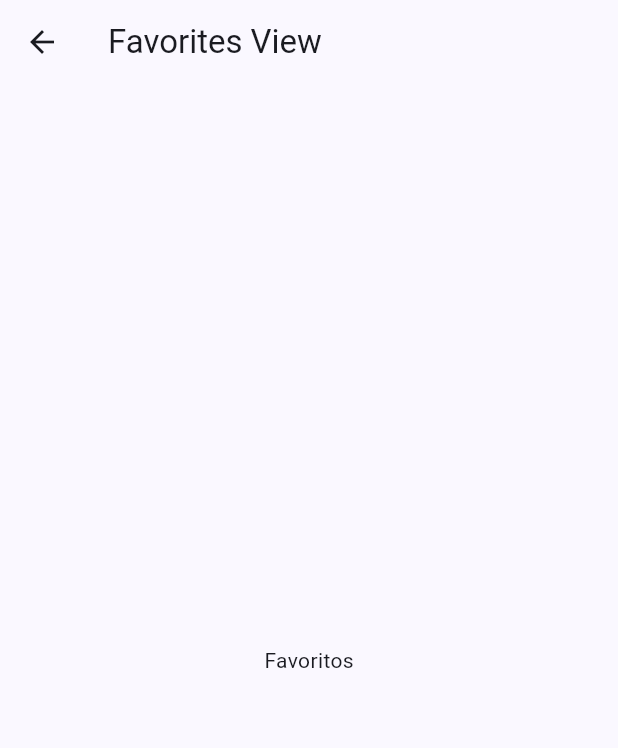
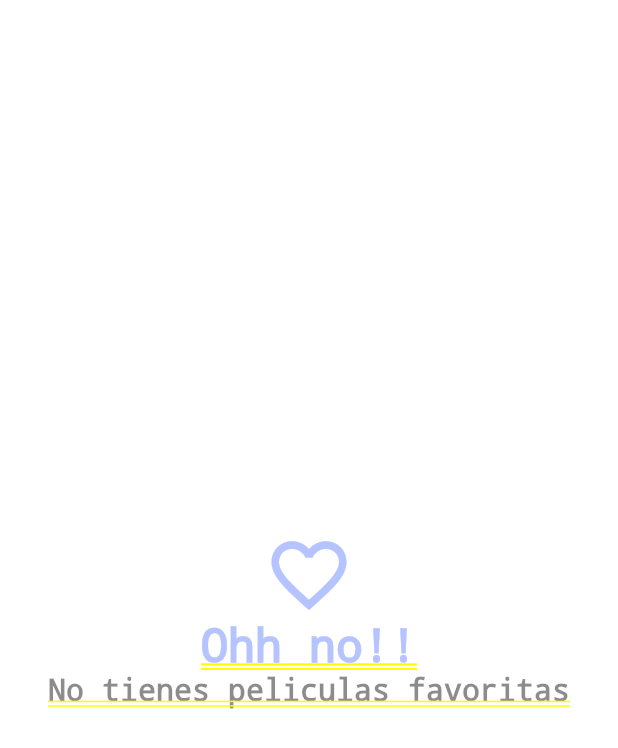
Before and after one commit to GabrielCuccia/movies_app, a Flutter app: the FavoritesView screen opened directly, on a phone screen of 412 x 824 dp. Shown: the top 748 px of the screen. Run offline on Flutter 3.47's test engine with Material 3 defaults, Android fonts, the phone set to English and light mode, and no system bars; our stand-ins replace animate_do, card_swiper, dio, flutter_dotenv, flutter_riverpod, go_router and 1 more; accounts and stored records are empty; generated files the repository leaves out were written again; network calls fail.

Commit message:
AppFinal V1

```diff
--- a/lib/config/theme/app_theme.dart
+++ b/lib/config/theme/app_theme.dart
@@ -1,9 +1,12 @@
 import 'package:flutter/material.dart';
 
 class AppTheme {
+  final isDark;
+
+  AppTheme({this.isDark = false});
 
   ThemeData getTheme() => ThemeData(
-
+    brightness: isDark ? Brightness.dark : Brightness.light,
     useMaterial3: true,
     colorSchemeSeed: const Color(0xff2862f5)
   );
--- a/lib/main.dart
+++ b/lib/main.dart
@@ -3,6 +3,7 @@ import 'package:flutter_riverpod/flutter_riverpod.dart';
 import 'package:movies_app/config/router/app_router.dart';
 import 'package:movies_app/config/theme/app_theme.dart';
 import 'package:flutter_dotenv/flutter_dotenv.dart';
+import 'package:movies_app/presentation/providers/theme/mode_provider.dart';
 
 Future<void> main() async {
 
@@ -11,15 +12,19 @@ Future<void> main() async {
   runApp(ProviderScope(child: const MainApp()));
 }
 
-class MainApp extends StatelessWidget {
+class MainApp extends ConsumerWidget {
   const MainApp({super.key});
 
   @override
-  Widget build(BuildContext context) {
+  Widget build(BuildContext context, ref) {
+    final isDark = ref.watch(isDarkProvider);
+
+
     return MaterialApp.router(
       routerConfig: appRouter,
       debugShowCheckedModeBanner: false,
-      theme: AppTheme().getTheme(),
+
+      theme: AppTheme(isDark: isDark).getTheme(),
     );
   }
 }
--- a/lib/presentation/delegates/search_movie_delegate.dart
+++ b/lib/presentation/delegates/search_movie_delegate.dart
@@ -28,8 +28,10 @@ class SearchMovieDelegate extends SearchDelegate<Movie?> {
 
       final movies = await searchMovies(query);
       initialMovies = movies;
+
       debouncedMovies.add(movies);
       isLoadingStream.add(false);
+
      });
 
   }
--- /dev/null
+++ b/lib/presentation/providers/theme/mode_provider.dart
@@ -0,0 +1,5 @@
+
+
+import 'package:flutter_riverpod/flutter_riverpod.dart';
+
+final isDarkProvider = StateProvider((ref) => true);
--- a/lib/presentation/screens/movies/home_screen.dart
+++ b/lib/presentation/screens/movies/home_screen.dart
@@ -20,7 +20,6 @@ class HomeScreen extends StatelessWidget {
 
   final viewRoutes = const <Widget> [
     HomeView(),
-    SizedBox(),
     FavoritesView()
   ];
 
--- a/lib/presentation/views/movies/favorites_view.dart
+++ b/lib/presentation/views/movies/favorites_view.dart
@@ -1,17 +1,69 @@
 import 'package:flutter/material.dart';
+import 'package:flutter_riverpod/flutter_riverpod.dart';
+import 'package:movies_app/domain/entities/movie.dart';
+import 'package:movies_app/presentation/providers/storage/favorite_movies_provider.dart';
+import 'package:movies_app/presentation/widgets/movies/movie_mansonry.dart';
 
-class FavoritesView extends StatelessWidget {
+class FavoritesView extends ConsumerStatefulWidget {
   const FavoritesView({super.key});
 
   @override
+  FavoritesViewState createState() => FavoritesViewState();
+
+
+
+}
+
+class FavoritesViewState extends ConsumerState<FavoritesView> {
+
+
+
+  bool isLastPage = false;
+  bool isLoading = false;
+
+
+  @override
+  void initState() {
+    super.initState();
+
+    loadNextPage();
+
+
+
+  }
+  void loadNextPage() async {
+    if(isLoading  || isLastPage) return;
+    isLoading = true;
+    final movies = await ref.read(favoriteMoviesProvider.notifier).loadNextPage();
+    isLoading = false;
+    if(movies.isEmpty){
+      isLastPage = true;
+    }
+  }
+
+
+  @override
   Widget build(BuildContext context) {
+
+    final favoritesMovies = ref.watch(favoriteMoviesProvider).values.toList();
+
+    if(favoritesMovies.isEmpty){
+      final colors = Theme.of(context).colorScheme;
+      return Center(
+        child: Column(
+          crossAxisAlignment: CrossAxisAlignment.center,
+          mainAxisAlignment: MainAxisAlignment.center,
+          children: [
+            Icon(Icons.favorite_outline_sharp, size: 60, color: colors.primary,),
+            Text("Ohh no!!", style: TextStyle(fontSize: 30, color: colors.primary),),
+            Text("No tienes peliculas favoritas", style: TextStyle(fontSize: 20, color: Colors.black45),)
+        ]),
+      );
+    }
     return Scaffold(
-      appBar: AppBar(
-        title: Text("Favorites View"),
-      ),
-      body: Center(
-        child: Text("Favoritos"),
-      ),
+
+      body: MovieMansory(movies: favoritesMovies, loadNextPage: loadNextPage,)
+
     );
   }
 }
--- a/pubspec.yaml
+++ b/pubspec.yaml
@@ -14,6 +14,7 @@ dependencies:
     sdk: flutter
   flutter_dotenv: ^5.1.0
   flutter_riverpod: ^2.4.10
+  flutter_staggered_grid_view: ^0.7.0
   go_router: ^13.2.0
   intl: ^0.19.0
   isar: ^3.1.0+1
```
Also changed, not shown: lib/presentation/providers/storage/favorite_movies_provider.dart (added, +46 -0 lines), lib/presentation/screens/movies/movie_screen.dart (+19 -4 lines), lib/presentation/widgets/movies/movie_mansonry.dart (added, +60 -0 lines), lib/presentation/widgets/movies/movie_poster_link.dart (added, +21 -0 lines), lib/presentation/widgets/shared/custom_app.dart (+14 -1 lines), lib/presentation/widgets/shared/custom_bottom_navigation.dart (+3 -6 lines), pubspec.lock.
